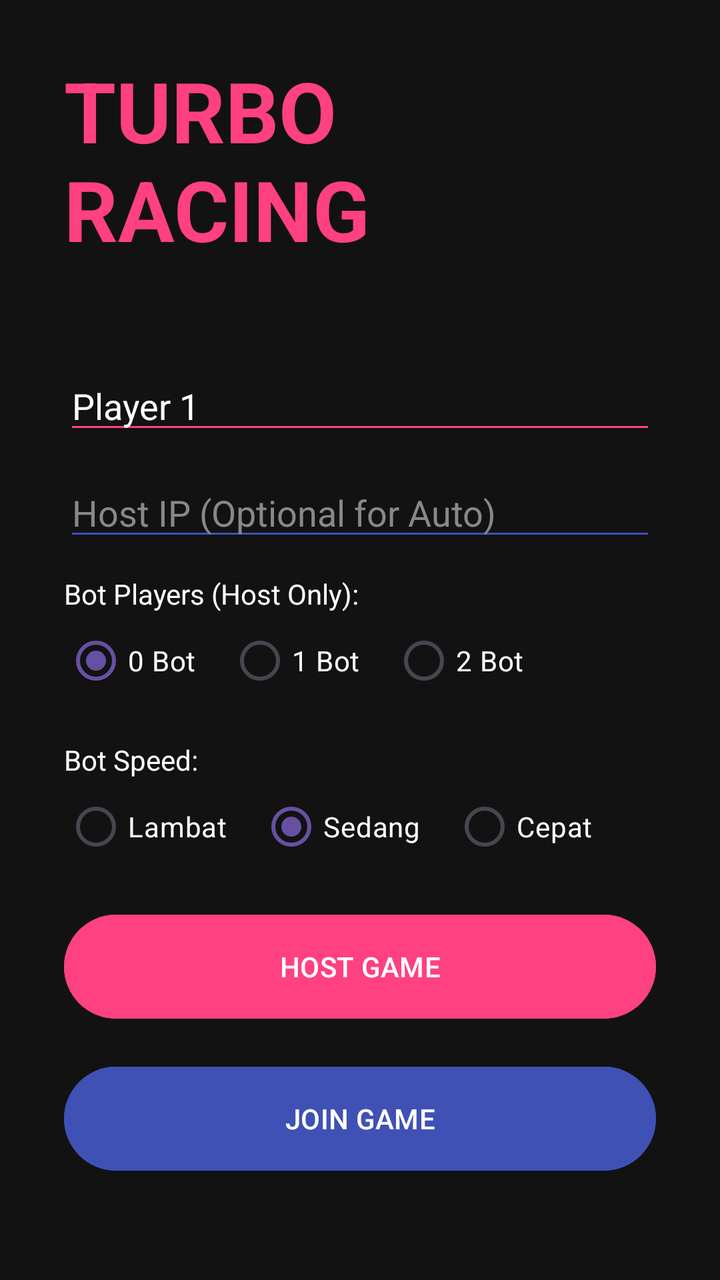
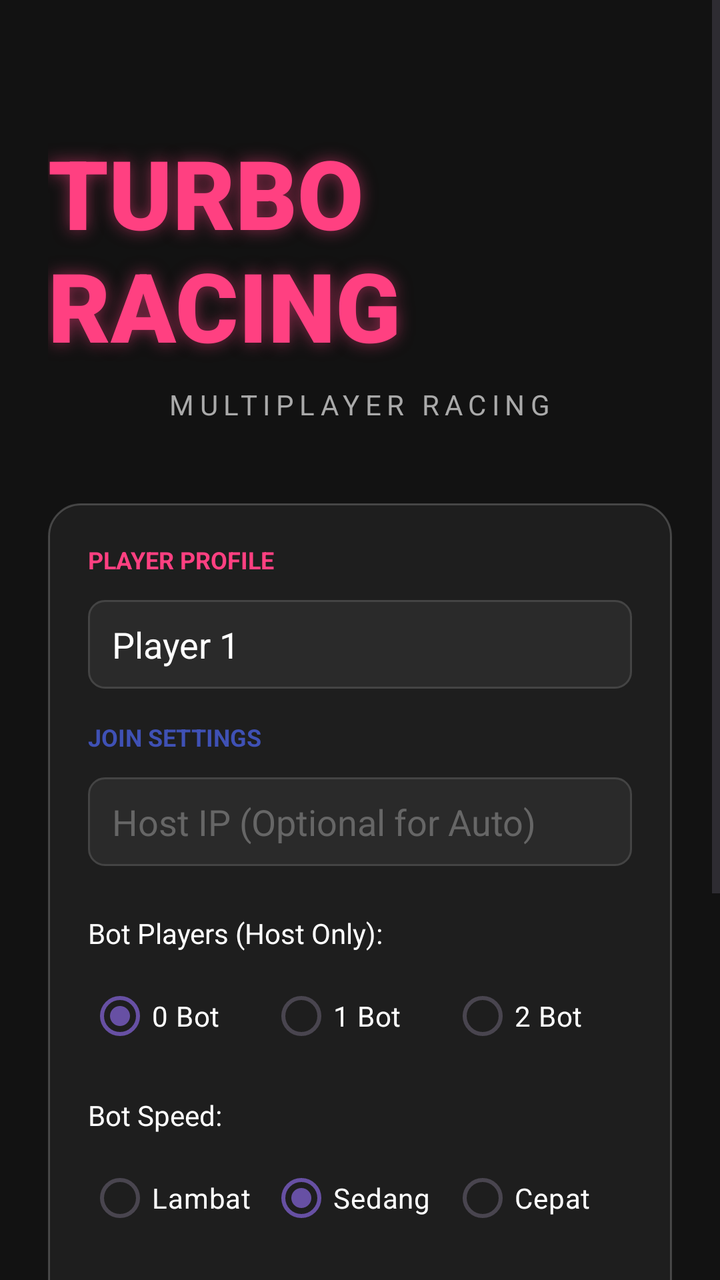

Two renders of the same Android screen: before a commit and after it. Below are the layout's source before the change and the commit's diff.
<!-- AndroidManifest.xml: application theme Theme.GameMobilBalapMultiPlayer -->
<!-- res/layout/activity_main.xml -->
<?xml version="1.0" encoding="utf-8"?>
<FrameLayout xmlns:android="http://schemas.android.com/apk/res/android"
    xmlns:tools="http://schemas.android.com/tools"
    android:id="@+id/main"
    android:layout_width="match_parent"
    android:layout_height="match_parent"
    tools:context=".MainActivity">

    <LinearLayout
        android:id="@+id/menuLayout"
        android:layout_width="match_parent"
        android:layout_height="match_parent"
        android:orientation="vertical"
        android:gravity="center"
        android:padding="32dp"
        android:background="#121212">

        <TextView
            android:layout_width="wrap_content"
            android:layout_height="wrap_content"
            android:text="@string/app_title"
            android:textColor="#FF4081"
            android:textSize="42sp"
            android:textStyle="bold"
            android:layout_marginBottom="48dp"/>

        <EditText
            android:id="@+id/nameInput"
            android:layout_width="match_parent"
            android:layout_height="wrap_content"
            android:hint="@string/player_name_hint"
            android:textColorHint="#888"
            android:textColor="#FFF"
            android:backgroundTint="#FF4081"
            android:layout_marginBottom="12dp"
            android:text="@string/default_player_name"
            android:inputType="textPersonName"
            android:importantForAutofill="no"/>

        <EditText
            android:id="@+id/ipInput"
            android:layout_width="match_parent"
            android:layout_height="wrap_content"
            android:hint="@string/ip_host_hint"
            android:textColorHint="#888"
            android:textColor="#FFF"
            android:backgroundTint="#3F51B5"
            android:layout_marginBottom="12dp"
            android:inputType="text"
            android:importantForAutofill="no"/>

        <TextView
            android:layout_width="match_parent"
            android:layout_height="wrap_content"
            android:text="@string/bot_players_label"
            android:textColor="#FFF"/>
        <RadioGroup
            android:id="@+id/botRadioGroup"
            android:layout_width="match_parent"
            android:layout_height="wrap_content"
            android:orientation="horizontal"
            android:layout_marginBottom="16dp">
            <RadioButton
                android:id="@+id/bot0"
                android:layout_width="wrap_content"
                android:layout_height="wrap_content"
                android:text="@string/bot_0"
                android:textColor="#FFF"
                android:checked="true"/>
            <RadioButton
                android:id="@+id/bot1"
                android:layout_width="wrap_content"
                android:layout_height="wrap_content"
                android:text="@string/bot_1"
                android:layout_marginStart="16dp"
                android:textColor="#FFF"/>
            <RadioButton
                android:id="@+id/bot2"
                android:layout_width="wrap_content"
                android:layout_height="wrap_content"
                android:text="@string/bot_2"
                android:layout_marginStart="16dp"
                android:textColor="#FFF"/>
        </RadioGroup>

        <TextView
            android:layout_width="match_parent"
            android:layout_height="wrap_content"
            android:text="@string/bot_speed_label"
            android:textColor="#FFF"/>
        <RadioGroup
            android:id="@+id/botSpeedRadioGroup"
            android:layout_width="match_parent"
            android:layout_height="wrap_content"
            android:orientation="horizontal"
            android:layout_marginBottom="16dp">
            <RadioButton
                android:id="@+id/speedSlow"
                android:layout_width="wrap_content"
                android:layout_height="wrap_content"
                android:text="@string/speed_slow"
                android:textColor="#FFF"/>
            <RadioButton
                android:id="@+id/speedMedium"
                android:layout_width="wrap_content"
                android:layout_height="wrap_content"
                android:text="@string/speed_medium"
                android:layout_marginStart="16dp"
                android:textColor="#FFF"
                android:checked="true"/>
            <RadioButton
                android:id="@+id/speedFast"
                android:layout_width="wrap_content"
                android:layout_height="wrap_content"
                android:text="@string/speed_fast"
                android:layout_marginStart="16dp"
                android:textColor="#FFF"/>
        </RadioGroup>

        <Button
            android:id="@+id/hostButton"
            android:layout_width="match_parent"
            android:layout_height="60dp"
            android:text="@string/host_game_btn"
            android:backgroundTint="#FF4081"
            android:textColor="#FFF"
            android:layout_marginBottom="16dp"/>

        <Button
            android:id="@+id/joinButton"
            android:layout_width="match_parent"
            android:layout_height="60dp"
            android:text="@string/join_game_btn"
            android:backgroundTint="#3F51B5"
            android:textColor="#FFF"
            android:layout_marginBottom="16dp"/>
            
        <TextView
            android:id="@+id/statusText"
            android:layout_width="wrap_content"
            android:layout_height="wrap_content"
            android:text="@string/status_default"
            android:textColor="#AAA"
            android:textSize="14sp"
            android:layout_marginBottom="8dp"/>

        <TextView
            android:id="@+id/myIpText"
            android:layout_width="wrap_content"
            android:layout_height="wrap_content"
            android:text="@string/my_ip_placeholder"
            android:textColor="#00E676"
            android:textSize="16sp"
            android:textStyle="bold"/>

    </LinearLayout>

    <RelativeLayout
        android:id="@+id/gameLayout"
        android:layout_width="match_parent"
        android:layout_height="match_parent"
        android:visibility="gone">

        <com.hanyajasa.gamemobilbalapmultiplayer.GameView
            android:id="@+id/gameView"
            android:layout_width="match_parent"
            android:layout_height="match_parent"/>
            
        <Button
            android:id="@+id/hostMenuBtn"
            android:layout_width="56dp"
            android:layout_height="56dp"
            android:layout_alignParentTop="true"
            android:layout_alignParentEnd="true"
            android:layout_margin="16dp"
            android:text="@string/menu_icon"
            android:textSize="24sp"
            android:textColor="#FFFFFF"
            android:backgroundTint="#FF4081"
            android:elevation="8dp"
            android:visibility="gone"/>

        <Button
            android:id="@+id/playAgainBtn"
            android:layout_width="200dp"
            android:layout_height="60dp"
            android:layout_centerInParent="true"
            android:text="@string/play_again_btn"
            android:backgroundTint="#FFC107"
            android:textColor="#000"
            android:textStyle="bold"
            android:visibility="gone"/>

        
        <LinearLayout
            android:layout_width="match_parent"
            android:layout_height="wrap_content"
            android:layout_alignParentBottom="true"
            android:padding="20dp"
            android:orientation="horizontal">

            <LinearLayout
                android:layout_width="0dp"
                android:layout_height="wrap_content"
                android:layout_weight="1"
                android:orientation="horizontal"
                style="?android:attr/buttonBarStyle">
                
                <Button
                    android:id="@+id/leftBtn"
                    android:layout_width="80dp"
                    android:layout_height="80dp"
                    android:text="@string/left_arrow"
                    android:backgroundTint="#55FFFFFF"
                    style="?android:attr/buttonBarButtonStyle"/>
                
                <Button
                    android:id="@+id/rightBtn"
                    android:layout_width="80dp"
                    android:layout_height="80dp"
                    android:text="@string/right_arrow"
                    android:backgroundTint="#55FFFFFF"
                    android:layout_marginStart="10dp"
                    style="?android:attr/buttonBarButtonStyle"/>
            </LinearLayout>

            <Button
                android:id="@+id/accelBtn"
                android:layout_width="100dp"
                android:layout_height="100dp"
                android:text="@string/accel_btn"
                android:backgroundTint="#55FF4081"/>
        </LinearLayout>
    </RelativeLayout>
</FrameLayout>
<!-- resources referenced by this layout -->
<resources>
  <string name="accel_btn">GAS</string>
  <string name="app_title">TURBO RACING</string>
  <string name="bot_0">0 Bot</string>
  <string name="bot_1">1 Bot</string>
  <string name="bot_2">2 Bot</string>
  <string name="bot_players_label">Bot Players (Host Only):</string>
  <string name="bot_speed_label">Bot Speed:</string>
  <string name="default_player_name">Player 1</string>
  <string name="host_game_btn">HOST GAME</string>
  <string name="ip_host_hint">Host IP (Optional for Auto)</string>
  <string name="join_game_btn">JOIN GAME</string>
  <string name="left_arrow">←</string>
  <string name="menu_icon">☰</string>
  <string name="my_ip_placeholder">My IP: ---</string>
  <string name="play_again_btn">MAIN LAGI</string>
  <string name="player_name_hint">Enter Player Name</string>
  <string name="right_arrow">→</string>
  <string name="speed_fast">Cepat</string>
  <string name="speed_medium">Sedang</string>
  <string name="speed_slow">Lambat</string>
  <string name="status_default">Select an option to start</string>
  <style name="Theme.GameMobilBalapMultiPlayer" parent="Base.Theme.GameMobilBalapMultiPlayer" />
  <style name="Base.Theme.GameMobilBalapMultiPlayer" parent="Theme.Material3.DayNight.NoActionBar">
          
          
      </style>
</resources>

<!-- the commit's change to res/layout/activity_main.xml (unified diff, before → after) -->
@@ -1,159 +1,228 @@
 <?xml version="1.0" encoding="utf-8"?>
 <FrameLayout xmlns:android="http://schemas.android.com/apk/res/android"
     xmlns:tools="http://schemas.android.com/tools"
+    xmlns:app="http://schemas.android.com/apk/res-auto"
     android:id="@+id/main"
     android:layout_width="match_parent"
     android:layout_height="match_parent"
+    android:background="@color/bg_dark"
     tools:context=".MainActivity">
 
-    <LinearLayout
+    <ScrollView
         android:id="@+id/menuLayout"
         android:layout_width="match_parent"
         android:layout_height="match_parent"
-        android:orientation="vertical"
-        android:gravity="center"
-        android:padding="32dp"
-        android:background="#121212">
-
-        <TextView
-            android:layout_width="wrap_content"
-            android:layout_height="wrap_content"
-            android:text="@string/app_title"
-            android:textColor="#FF4081"
-            android:textSize="42sp"
-            android:textStyle="bold"
-            android:layout_marginBottom="48dp"/>
-
-        <EditText
-            android:id="@+id/nameInput"
+        android:fillViewport="true">
+
+        <LinearLayout
             android:layout_width="match_parent"
             android:layout_height="wrap_content"
-            android:hint="@string/player_name_hint"
-            android:textColorHint="#888"
-            android:textColor="#FFF"
-            android:backgroundTint="#FF4081"
-            android:layout_marginBottom="12dp"
-            android:text="@string/default_player_name"
-            android:inputType="textPersonName"
-            android:importantForAutofill="no"/>
-
-        <EditText
-            android:id="@+id/ipInput"
-            android:layout_width="match_parent"
-            android:layout_height="wrap_content"
-            android:hint="@string/ip_host_hint"
-            android:textColorHint="#888"
-            android:textColor="#FFF"
-            android:backgroundTint="#3F51B5"
-            android:layout_marginBottom="12dp"
-            android:inputType="text"
-            android:importantForAutofill="no"/>
-
-        <TextView
-            android:layout_width="match_parent"
-            android:layout_height="wrap_content"
-            android:text="@string/bot_players_label"
-            android:textColor="#FFF"/>
-        <RadioGroup
-            android:id="@+id/botRadioGroup"
-            android:layout_width="match_parent"
-            android:layout_height="wrap_content"
-            android:orientation="horizontal"
-            android:layout_marginBottom="16dp">
-            <RadioButton
-                android:id="@+id/bot0"
+            android:orientation="vertical"
+            android:gravity="center_horizontal"
+            android:padding="24dp">
+
+            <TextView
                 android:layout_width="wrap_content"
                 android:layout_height="wrap_content"
-                android:text="@string/bot_0"
-                android:textColor="#FFF"
-                android:checked="true"/>
-            <RadioButton
-                android:id="@+id/bot1"
+                android:text="@string/app_title"
+                android:textColor="@color/primary"
+                android:textSize="48sp"
+                android:textStyle="bold"
+                android:fontFamily="sans-serif-black"
+                android:layout_marginTop="40dp"
+                android:layout_marginBottom="8dp"
+                android:shadowColor="#80FF4081"
+                android:shadowDx="0"
+                android:shadowDy="0"
+                android:shadowRadius="20"/>
+
+            <TextView
                 android:layout_width="wrap_content"
                 android:layout_height="wrap_content"
-                android:text="@string/bot_1"
-                android:layout_marginStart="16dp"
-                android:textColor="#FFF"/>
-            <RadioButton
-                android:id="@+id/bot2"
+                android:text="@string/app_subtitle"
+                android:textColor="@color/text_gray"
+                android:textSize="14sp"
+                android:letterSpacing="0.2"
+                android:layout_marginBottom="40dp"/>
+
+            <LinearLayout
+                android:layout_width="match_parent"
+                android:layout_height="wrap_content"
+                android:orientation="vertical"
+                android:padding="20dp"
+                android:background="@drawable/card_bg"
+                android:elevation="4dp">
+
+                <TextView
+                    android:layout_width="wrap_content"
+                    android:layout_height="wrap_content"
+                    android:text="@string/label_player_profile"
+                    android:textColor="@color/primary"
+                    android:textSize="12sp"
+                    android:textStyle="bold"
+                    android:layout_marginBottom="12dp"/>
+
+                <EditText
+                    android:id="@+id/nameInput"
+                    android:layout_width="match_parent"
+                    android:layout_height="wrap_content"
+                    android:hint="@string/player_name_hint"
+                    android:textColorHint="#666"
+                    android:textColor="@color/text_white"
+                    android:background="@drawable/edittext_bg"
+                    android:layout_marginBottom="16dp"
+                    android:text="@string/default_player_name"
+                    android:inputType="textPersonName"
+                    android:importantForAutofill="no"/>
+
+                <TextView
+                    android:layout_width="wrap_content"
+                    android:layout_height="wrap_content"
+                    android:text="@string/label_join_settings"
+                    android:textColor="@color/accent"
+                    android:textSize="12sp"
+                    android:textStyle="bold"
+                    android:layout_marginBottom="12dp"/>
+
+                <EditText
+                    android:id="@+id/ipInput"
+                    android:layout_width="match_parent"
+                    android:layout_height="wrap_content"
+                    android:hint="@string/ip_host_hint"
+                    android:textColorHint="#666"
+                    android:textColor="@color/text_white"
+                    android:background="@drawable/edittext_bg"
+                    android:layout_marginBottom="24dp"
+                    android:inputType="text"
+                    android:importantForAutofill="no"/>
+
+                <TextView
+                    android:layout_width="wrap_content"
+                    android:layout_height="wrap_content"
+                    android:text="@string/bot_players_label"
+                    android:textColor="@color/text_white"
+                    android:textSize="14sp"
+                    android:layout_marginBottom="8dp"/>
+
+                <RadioGroup
+                    android:id="@+id/botRadioGroup"
+                    android:layout_width="match_parent"
+                    android:layout_height="wrap_content"
+                    android:orientation="horizontal"
+                    android:layout_marginBottom="16dp">
+                    <RadioButton
+                        android:id="@+id/bot0"
+                        android:layout_width="0dp"
+                        android:layout_weight="1"
+                        android:layout_height="wrap_content"
+                        android:text="@string/bot_0"
+                        android:textColor="@color/text_white"
+                        android:checked="true"
+                        android:buttonTint="@color/primary"/>
+                    <RadioButton
+                        android:id="@+id/bot1"
+                        android:layout_width="0dp"
+                        android:layout_weight="1"
+                        android:layout_height="wrap_content"
+                        android:text="@string/bot_1"
+                        android:textColor="@color/text_white"
+                        android:buttonTint="@color/primary"/>
+                    <RadioButton
+                        android:id="@+id/bot2"
+                        android:layout_width="0dp"
+                        android:layout_weight="1"
+                        android:layout_height="wrap_content"
+                        android:text="@string/bot_2"
+                        android:textColor="@color/text_white"
+                        android:buttonTint="@color/primary"/>
+                </RadioGroup>
+
+                <TextView
+                    android:layout_width="wrap_content"
+                    android:layout_height="wrap_content"
+                    android:text="@string/bot_speed_label"
+                    android:textColor="@color/text_white"
+                    android:textSize="14sp"
+                    android:layout_marginBottom="8dp"/>
+
+                <RadioGroup
+                    android:id="@+id/botSpeedRadioGroup"
+                    android:layout_width="match_parent"
+                    android:layout_height="wrap_content"
+                    android:orientation="horizontal"
+                    android:layout_marginBottom="24dp">
+                    <RadioButton
+                        android:id="@+id/speedSlow"
+                        android:layout_width="0dp"
+                        android:layout_weight="1"
+                        android:layout_height="wrap_content"
+                        android:text="@string/speed_slow"
+                        android:textColor="@color/text_white"
+                        android:buttonTint="@color/accent"/>
+                    <RadioButton
+                        android:id="@+id/speedMedium"
+                        android:layout_width="0dp"
+                        android:layout_weight="1"
+                        android:layout_height="wrap_content"
+                        android:text="@string/speed_medium"
+                        android:textColor="@color/text_white"
+                        android:checked="true"
+                        android:buttonTint="@color/accent"/>
+                    <RadioButton
+                        android:id="@+id/speedFast"
+                        android:layout_width="0dp"
+                        android:layout_weight="1"
+                        android:layout_height="wrap_content"
+                        android:text="@string/speed_fast"
+                        android:textColor="@color/text_white"
+                        android:buttonTint="@color/accent"/>
+                </RadioGroup>
+
+                <Button
+                    android:id="@+id/hostButton"
+                    android:layout_width="match_parent"
+                    android:layout_height="56dp"
+                    android:text="@string/host_game_btn"
+                    android:background="@drawable/btn_primary"
+                    android:textColor="@color/text_white"
+                    android:textStyle="bold"
+                    android:layout_marginBottom="12dp"
+                    app:backgroundTint="@null"/>
+
+                <Button
+                    android:id="@+id/joinButton"
+                    android:layout_width="match_parent"
+                    android:layout_height="56dp"
+                    android:text="@string/join_game_btn"
+                    android:background="@drawable/btn_primary"
+                    android:backgroundTint="@color/accent"
+                    android:textColor="@color/text_white"
+                    android:textStyle="bold"
+                    app:backgroundTint="@null"/>
+            </LinearLayout>
+            
+            <TextView
+                android:id="@+id/statusText"
                 android:layout_width="wrap_content"
                 android:layout_height="wrap_content"
-                android:text="@string/bot_2"
-                android:layout_marginStart="16dp"
-                android:textColor="#FFF"/>
-        </RadioGroup>
-
-        <TextView
-            android:layout_width="match_parent"
-            android:layout_height="wrap_content"
-            android:text="@string/bot_speed_label"
-            android:textColor="#FFF"/>
-        <RadioGroup
-            android:id="@+id/botSpeedRadioGroup"
-            android:layout_width="match_parent"
-            android:layout_height="wrap_content"
-            android:orientation="horizontal"
-            android:layout_marginBottom="16dp">
-            <RadioButton
-                android:id="@+id/speedSlow"
+                android:text="@string/status_default"
+                android:textColor="@color/text_gray"
+                android:textSize="14sp"
+                android:layout_marginTop="24dp"
+                android:layout_marginBottom="8dp"/>
+
+            <TextView
+                android:id="@+id/myIpText"
                 android:layout_width="wrap_content"
                 android:layout_height="wrap_content"
-                android:text="@string/speed_slow"
-                android:textColor="#FFF"/>
-            <RadioButton
-                android:id="@+id/speedMedium"
-                android:layout_width="wrap_content"
-                android:layout_height="wrap_content"
-                android:text="@string/speed_medium"
-                android:layout_marginStart="16dp"
-                android:textColor="#FFF"
-                android:checked="true"/>
-            <RadioButton
-                android:id="@+id/speedFast"
-                android:layout_width="wrap_content"
-                android:layout_height="wrap_content"
-                android:text="@string/speed_fast"
-                android:layout_marginStart="16dp"
-                android:textColor="#FFF"/>
-        </RadioGroup>
-
-        <Button
-            android:id="@+id/hostButton"
-            android:layout_width="match_parent"
-            android:layout_height="60dp"
-            android:text="@string/host_game_btn"
-            android:backgroundTint="#FF4081"
-            android:textColor="#FFF"
-            android:layout_marginBottom="16dp"/>
-
-        <Button
-            android:id="@+id/joinButton"
-            android:layout_width="match_parent"
-            android:layout_height="60dp"
-            android:text="@string/join_game_btn"
-            android:backgroundTint="#3F51B5"
-            android:textColor="#FFF"
-            android:layout_marginBottom="16dp"/>
-            
-        <TextView
-            android:id="@+id/statusText"
-            android:layout_width="wrap_content"
-            android:layout_height="wrap_content"
-            android:text="@string/status_default"
-            android:textColor="#AAA"
-            android:textSize="14sp"
-            android:layout_marginBottom="8dp"/>
-
-        <TextView
-            android:id="@+id/myIpText"
-            android:layout_width="wrap_content"
-            android:layout_height="wrap_content"
-            android:text="@string/my_ip_placeholder"
-            android:textColor="#00E676"
-            android:textSize="16sp"
-            android:textStyle="bold"/>
-
-    </LinearLayout>
+                android:text="@string/my_ip_placeholder"
+                android:textColor="@color/success"
+                android:textSize="14sp"
+                android:textStyle="bold"
+                android:layout_marginBottom="32dp"/>
+
+        </LinearLayout>
+    </ScrollView>
 
     <RelativeLayout
         android:id="@+id/gameLayout"
@@ -166,18 +235,20 @@
             android:layout_width="match_parent"
             android:layout_height="match_parent"/>
             
-        <Button
+        <ImageButton
             android:id="@+id/hostMenuBtn"
-            android:layout_width="56dp"
-            android:layout_height="56dp"
+            android:layout_width="48dp"
+            android:layout_height="48dp"
             android:layout_alignParentTop="true"
             android:layout_alignParentEnd="true"
             android:layout_margin="16dp"
-            android:text="@string/menu_icon"
-            android:textSize="24sp"
-            android:textColor="#FFFFFF"
-            android:backgroundTint="#FF4081"
-            android:elevation="8dp"
+            android:src="@android:drawable/ic_menu_sort_by_size"
+            app:tint="@color/text_white"
+            android:background="@drawable/card_bg"
+            android:backgroundTint="#80000000"
+            android:padding="8dp"
+            android:scaleType="fitCenter"
+            android:contentDescription="@string/desc_menu"
             android:visibility="gone"/>
 
         <Button
@@ -186,9 +257,11 @@
             android:layout_height="60dp"
             android:layout_centerInParent="true"
             android:text="@string/play_again_btn"
-            android:backgroundTint="#FFC107"
+            android:background="@drawable/btn_primary"
+            android:backgroundTint="@color/warning"
             android:textColor="#000"
             android:textStyle="bold"
+            app:backgroundTint="@null"
             android:visibility="gone"/>
 
         
@@ -196,40 +269,53 @@
             android:layout_width="match_parent"
             android:layout_height="wrap_content"
             android:layout_alignParentBottom="true"
-            android:padding="20dp"
-            android:orientation="horizontal">
+            android:padding="24dp"
+            android:orientation="horizontal"
+            android:gravity="bottom">
 
             <LinearLayout
                 android:layout_width="0dp"
                 android:layout_height="wrap_content"
                 android:layout_weight="1"
-                android:orientation="horizontal"
-                style="?android:attr/buttonBarStyle">
+                android:orientation="horizontal">
                 
-                <Button
+                <ImageButton
                     android:id="@+id/leftBtn"
-                    android:layout_width="80dp"
-                    android:layout_height="80dp"
-                    android:text="@string/left_arrow"
-                    android:backgroundTint="#55FFFFFF"
-                    style="?android:attr/buttonBarButtonStyle"/>
+                    android:layout_width="72dp"
+                    android:layout_height="72dp"
+                    android:src="@android:drawable/ic_media_previous"
+                    app:tint="@color/text_white"
+                    android:background="@drawable/card_bg"
+                    android:backgroundTint="#40FFFFFF"
+                    android:scaleType="fitCenter"
+                    android:padding="16dp"
+                    android:contentDescription="@string/desc_left"/>
                 
-                <Button
+                <ImageButton
                     android:id="@+id/rightBtn"
-                    android:layout_width="80dp"
-                    android:layout_height="80dp"
-                    android:text="@string/right_arrow"
-                    android:backgroundTint="#55FFFFFF"
-                    android:layout_marginStart="10dp"
-                    style="?android:attr/buttonBarButtonStyle"/>
+                    android:layout_width="72dp"
+                    android:layout_height="72dp"
+                    android:src="@android:drawable/ic_media_next"
+                    app:tint="@color/text_white"
+                    android:background="@drawable/card_bg"
+                    android:backgroundTint="#40FFFFFF"
+                    android:layout_marginStart="16dp"
+                    android:scaleType="fitCenter"
+                    android:padding="16dp"
+                    android:contentDescription="@string/desc_right"/>
             </LinearLayout>
 
-            <Button
+            <ImageButton
                 android:id="@+id/accelBtn"
-                android:layout_width="100dp"
-                android:layout_height="100dp"
-                android:text="@string/accel_btn"
-                android:backgroundTint="#55FF4081"/>
+                android:layout_width="96dp"
+                android:layout_height="96dp"
+                android:src="@android:drawable/ic_media_play"
+                app:tint="@color/text_white"
+                android:background="@drawable/card_bg"
+                android:backgroundTint="#60FF4081"
+                android:scaleType="fitCenter"
+                android:padding="24dp"
+                android:contentDescription="@string/desc_accel"/>
         </LinearLayout>
     </RelativeLayout>
 </FrameLayout>
<!-- resource entries referenced after the edit -->
@@ -1,6 +1,39 @@
 <!-- resources referenced by this layout -->
 <resources>
-  <string name="accel_btn">GAS</string>
+  <color name="accent">#3F51B5</color>
+  <color name="bg_dark">#121212</color>
+  <color name="primary">#FF4081</color>
+  <color name="success">#00E676</color>
+  <color name="text_gray">#AAAAAA</color>
+  <color name="text_white">#FFFFFF</color>
+  <color name="warning">#FFC107</color>
+  <!-- drawable btn_primary (drawable) -->
+  <?xml version="1.0" encoding="utf-8"?>
+  <ripple xmlns:android="http://schemas.android.com/apk/res/android"
+      android:color="#40FFFFFF">
+      <item>
+          <shape android:shape="rectangle">
+              <solid android:color="@color/primary" />
+              <corners android:radius="12dp" />
+          </shape>
+      </item>
+  </ripple>
+  <!-- drawable card_bg (drawable) -->
+  <?xml version="1.0" encoding="utf-8"?>
+  <shape xmlns:android="http://schemas.android.com/apk/res/android">
+      <solid android:color="@color/bg_card" />
+      <corners android:radius="16dp" />
+      <stroke android:width="1dp" android:color="#33FFFFFF" />
+  </shape>
+  <!-- drawable edittext_bg (drawable) -->
+  <?xml version="1.0" encoding="utf-8"?>
+  <shape xmlns:android="http://schemas.android.com/apk/res/android">
+      <solid android:color="#2A2A2A" />
+      <corners android:radius="8dp" />
+      <stroke android:width="1dp" android:color="#444444" />
+      <padding android:left="12dp" android:right="12dp" android:top="10dp" android:bottom="10dp" />
+  </shape>
+  <string name="app_subtitle">MULTIPLAYER RACING</string>
   <string name="app_title">TURBO RACING</string>
   <string name="bot_0">0 Bot</string>
   <string name="bot_1">1 Bot</string>
@@ -8,20 +41,24 @@
   <string name="bot_players_label">Bot Players (Host Only):</string>
   <string name="bot_speed_label">Bot Speed:</string>
   <string name="default_player_name">Player 1</string>
+  <string name="desc_accel">Accelerate</string>
+  <string name="desc_left">Steer Left</string>
+  <string name="desc_menu">Menu</string>
+  <string name="desc_right">Steer Right</string>
   <string name="host_game_btn">HOST GAME</string>
   <string name="ip_host_hint">Host IP (Optional for Auto)</string>
   <string name="join_game_btn">JOIN GAME</string>
-  <string name="left_arrow">←</string>
-  <string name="menu_icon">☰</string>
+  <string name="label_join_settings">JOIN SETTINGS</string>
+  <string name="label_player_profile">PLAYER PROFILE</string>
   <string name="my_ip_placeholder">My IP: ---</string>
   <string name="play_again_btn">MAIN LAGI</string>
   <string name="player_name_hint">Enter Player Name</string>
-  <string name="right_arrow">→</string>
   <string name="speed_fast">Cepat</string>
   <string name="speed_medium">Sedang</string>
   <string name="speed_slow">Lambat</string>
   <string name="status_default">Select an option to start</string>
   <style name="Theme.GameMobilBalapMultiPlayer" parent="Base.Theme.GameMobilBalapMultiPlayer" />
+  <color name="bg_card">#1E1E1E</color>
   <style name="Base.Theme.GameMobilBalapMultiPlayer" parent="Theme.Material3.DayNight.NoActionBar">
           
           
